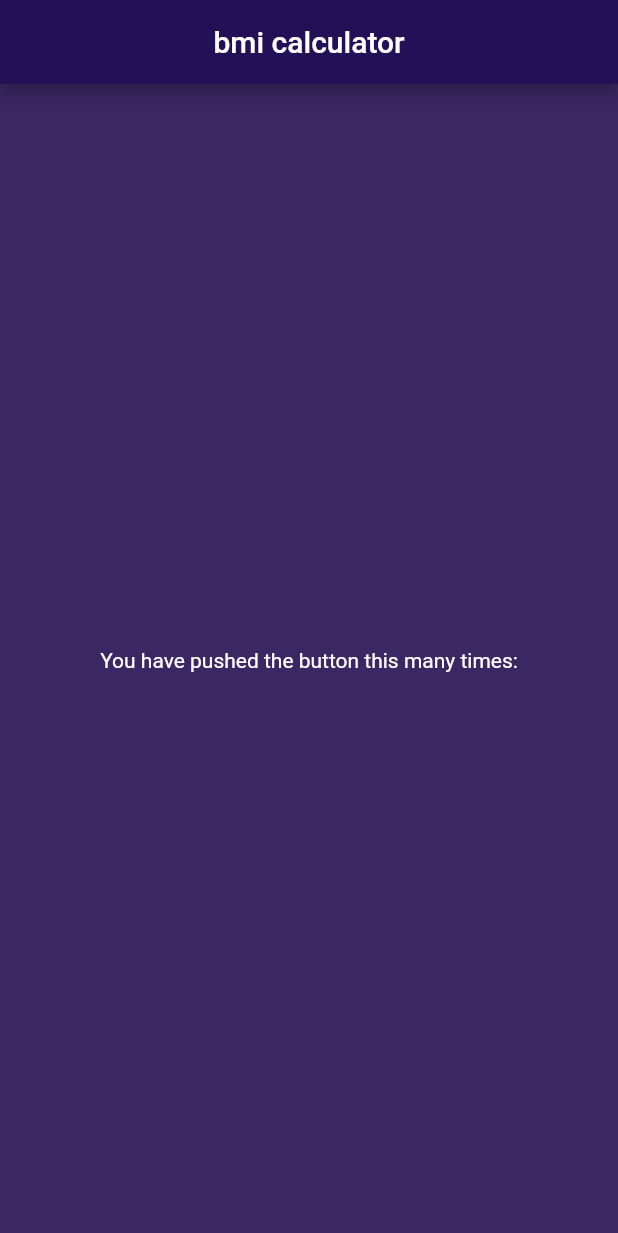
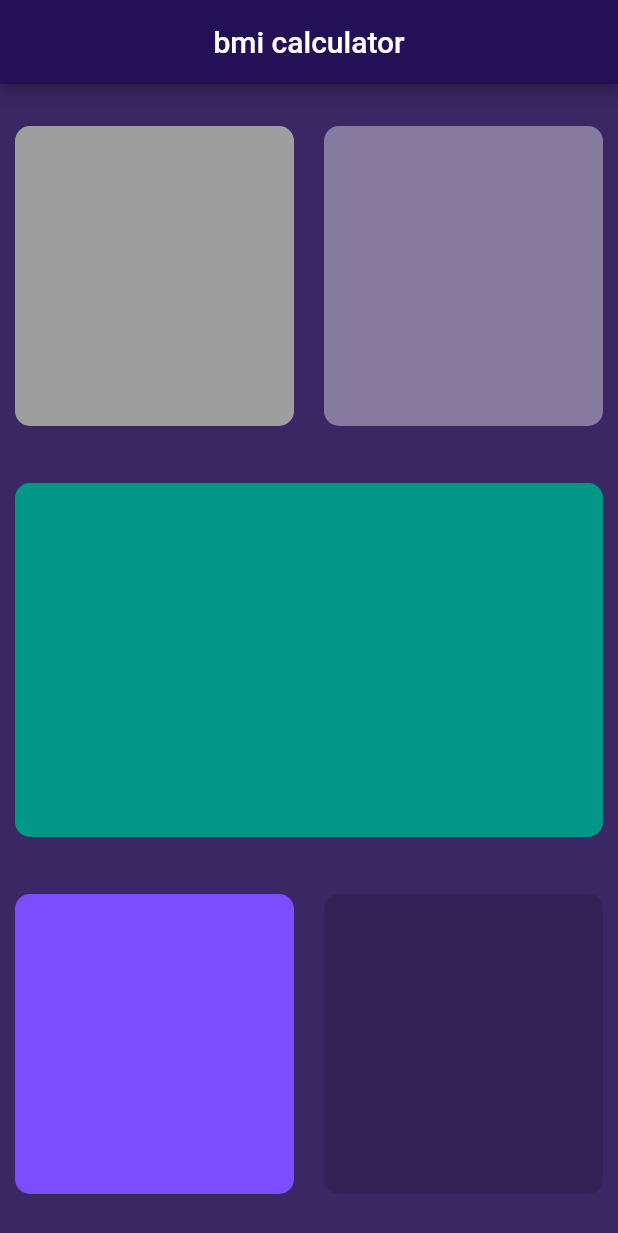
Before and after one commit to prokawsar/flutter-bmi, a Flutter app: the screen it shows after launch, on a phone screen of 412 x 824 dp. Shown: the top 1233 px of the screen. Run offline on Flutter 3.47's test engine with Material 2 defaults, Android fonts, the phone set to English and light mode, and no system bars.

Commit message:
added reusable card

```diff
--- a/lib/input.dart
+++ b/lib/input.dart
@@ -26,16 +26,63 @@ class _InputState extends State<Input> {
           child: Text(widget.title),
         ),
       ),
-      body: Center(
-        child: Column(
-          mainAxisAlignment: MainAxisAlignment.center,
-          children: const <Widget>[
-            Text(
-              'You have pushed the button this many times:',
+      body: Column(
+        crossAxisAlignment: CrossAxisAlignment.stretch,
+        children: [
+          Expanded(
+            child: Row(
+              children: const [
+                Expanded(
+                  child: ReusableCard(bgcolor: Colors.grey),
+                ),
+                Expanded(
+                  child: ReusableCard(bgcolor: Colors.white38),
+                ),
+              ],
             ),
-          ],
-        ),
+          ),
+          Expanded(
+            child: Column(
+              crossAxisAlignment: CrossAxisAlignment.stretch,
+              children: const [
+                Expanded(
+                  child: ReusableCard(bgcolor: Colors.teal),
+                ),
+              ],
+            ),
+          ),
+          Expanded(
+            child: Row(
+              children: const [
+                Expanded(
+                  child: ReusableCard(bgcolor: Colors.deepPurpleAccent),
+                ),
+                Expanded(
+                  child: ReusableCard(bgcolor: Colors.black12),
+                ),
+              ],
+            ),
+          ),
+        ],
       ),
     );
   }
 }
+
+class ReusableCard extends StatelessWidget {
+  final Color bgcolor;
+  const ReusableCard({required this.bgcolor});
+
+  @override
+  Widget build(BuildContext context) {
+    return Container(
+      decoration: BoxDecoration(
+        color: bgcolor,
+        borderRadius: BorderRadius.circular(10),
+      ),
+      margin: const EdgeInsets.all(10.0),
+      height: 200,
+      width: 170,
+    );
+  }
+}
```
